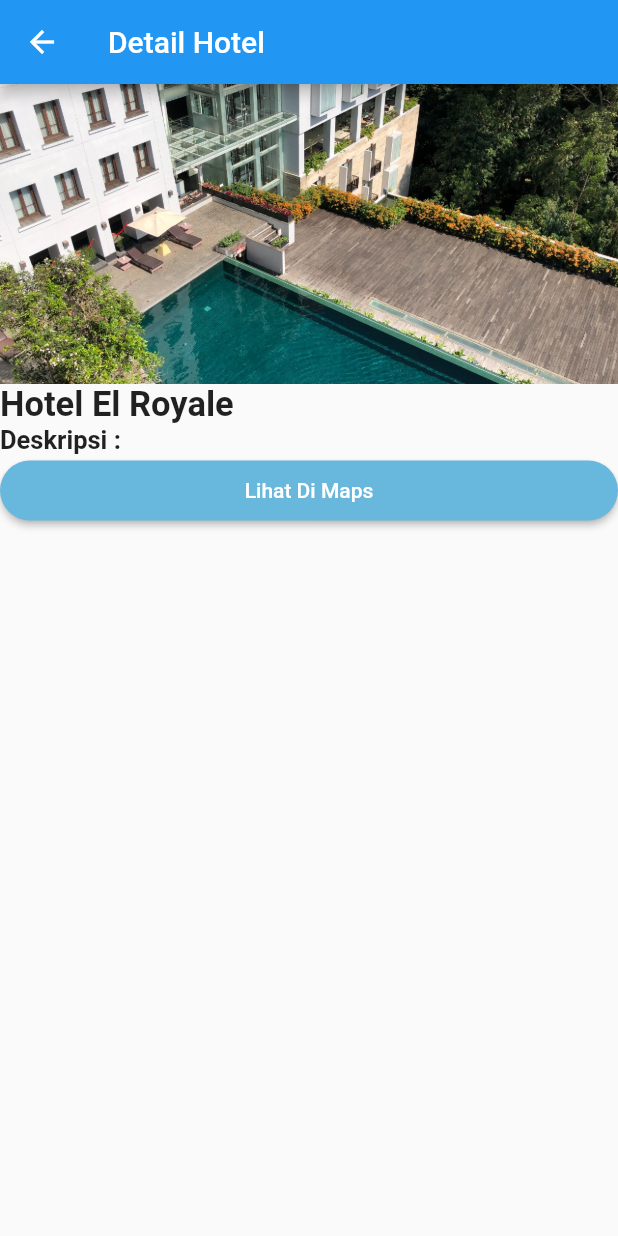
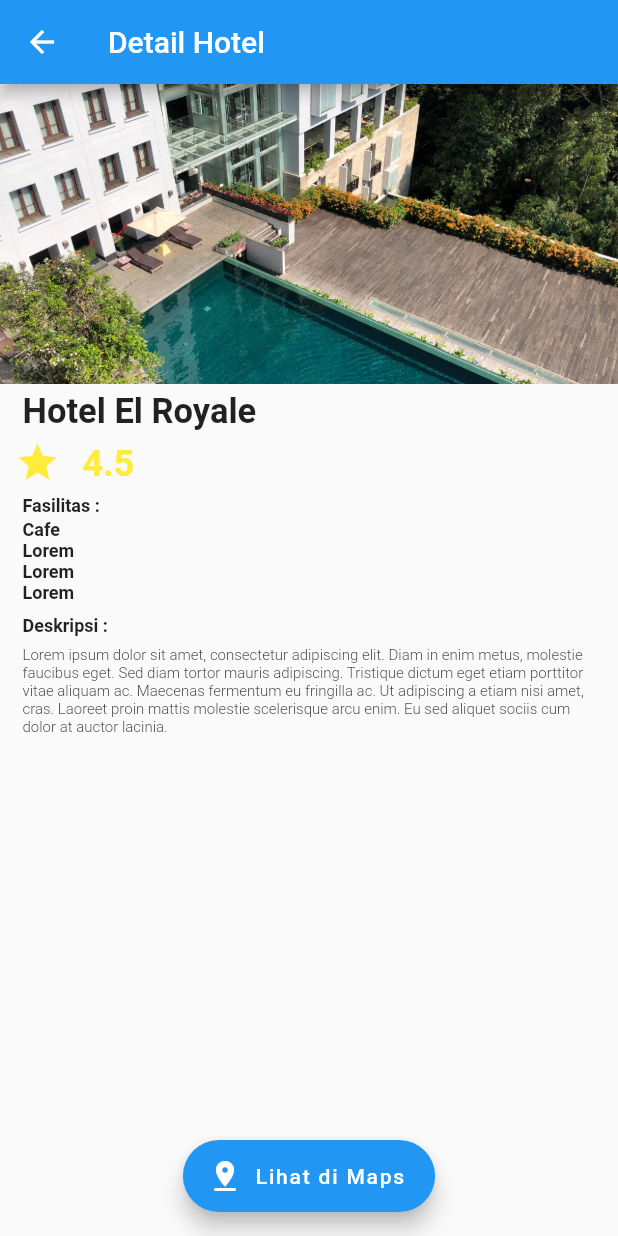
Before and after one commit to dewi-App/frontend, a Flutter app: the detailpage screen opened directly, on a phone screen of 412 x 824 dp. Run offline on Flutter 3.47's test engine with Material 2 defaults, Android fonts, the phone set to English and light mode, and no system bars; our stand-ins replace carousel_slider; network calls fail.

Commit message:
update ui on detail hotel

```diff
--- a/lib/users/detailpage.dart
+++ b/lib/users/detailpage.dart
@@ -1,3 +1,5 @@
+import 'dart:ui';
+
 import 'package:flutter/material.dart';
 
 class detailpage extends StatefulWidget {
@@ -8,6 +10,8 @@
 class _detailpageState extends State<detailpage> {
   @override
   Widget build(BuildContext context) {
+    // final listHotel = ['Cafe', 'Lorem', 'Lorem', 'Lorem', 'Lorem'];
+
     return Scaffold(
         appBar: AppBar(
           title: Text('Detail Hotel'),
@@ -21,35 +25,125 @@
             fit: BoxFit.cover,
           ),
           Column(children: <Widget>[
-            Align(
+            Padding(
+            padding: new EdgeInsets.fromLTRB(15.0, 5.0, 15.0, 5.0),
+            child: Align(
                 alignment: Alignment.centerLeft,
                 child: Container(
                     child: Text("Hotel El Royale",
                         style: new TextStyle(
                           fontWeight: FontWeight.bold,
                           fontSize: 23.0,
-                        )))),
+                        ))))),
+            Row(children: <Widget>[
+            Padding(
+            padding: new EdgeInsets.fromLTRB(10.0, 0, 15.0, 2.0),
+              child: Icon(
+                Icons.star,
+                size: 30,
+                color: Colors.yellow)
+            ),
+            Expanded(child: Text('4.5',
+                        style: new TextStyle(
+                          fontWeight: FontWeight.bold,
+                          fontSize: 24.0,
+                          color: Colors.yellow,
+                          )))
+            ]),
             Column(children: <Widget>[
-              Align(
+            Padding(
+            padding: new EdgeInsets.fromLTRB(15.0, 5.0, 15.0, 2.0),
+              child: Align(
+                  alignment: Alignment.centerLeft,
+                  child: Container(
+                      child: Text("Fasilitas :",
+                          style: new TextStyle(
+                            fontWeight: FontWeight.bold,
+                            fontSize: 12.0,
+                          ))))),
+            ]),
+            Column(children: <Widget>[
+            Padding(
+            padding: new EdgeInsets.fromLTRB(15.0, 0, 15.0, 0),
+              child: Align(
+                  alignment: Alignment.centerLeft,
+                  child: Container(
+                      child: Text("Cafe",
+                          style: new TextStyle(
+                            fontWeight: FontWeight.w600,
+                            fontSize: 12.0,
+                          ))))),
+            ]),
+            Column(children: <Widget>[
+            Padding(
+            padding: new EdgeInsets.fromLTRB(15.0, 0, 15.0, 0),
+              child: Align(
+                  alignment: Alignment.centerLeft,
+                  child: Container(
+                      child: Text("Lorem",
+                          style: new TextStyle(
+                            fontWeight: FontWeight.w600,
+                            fontSize: 12.0,
+                          ))))),
+            ]),
+            Column(children: <Widget>[
+            Padding(
+            padding: new EdgeInsets.fromLTRB(15.0, 0, 15.0, 0),
+              child: Align(
+                  alignment: Alignment.centerLeft,
+                  child: Container(
+                      child: Text("Lorem",
+                          style: new TextStyle(
+                            fontWeight: FontWeight.w600,
+                            fontSize: 12.0,
+                          ))))),
+            ]),
+            Column(children: <Widget>[
+            Padding(
+            padding: new EdgeInsets.fromLTRB(15.0, 0, 15.0, 0),
+              child: Align(
+                  alignment: Alignment.centerLeft,
+                  child: Container(
+                      child: Text("Lorem",
+                          style: new TextStyle(
+                            fontWeight: FontWeight.w600,
+                            fontSize: 12.0,
+                          ))))),
+            ]),
+
+            Column(children: <Widget>[
+            Padding(
+            padding: new EdgeInsets.fromLTRB(15.0, 8.0, 15.0, 5.0),
+              child: Align(
                   alignment: Alignment.centerLeft,
                   child: Container(
                       child: Text("Deskripsi :",
                           style: new TextStyle(
                             fontWeight: FontWeight.bold,
-                            fontSize: 17.0,
-                          )))),
-              ElevatedButton(
-                child: Text('Lihat Di Maps'),
-                style: ElevatedButton.styleFrom(
-                  minimumSize: Size(1000.0, 40),
-                  primary: Color.fromRGBO(104, 184, 221, 1),
-                  shape: RoundedRectangleBorder(
-                      borderRadius: BorderRadius.all(Radius.circular(40))),
-                ),
-                onPressed: () {},
-              ),
-            ])
-          ])
-        ])));
+                            fontSize: 12.0,
+                          ))))),
+            ]),
+            Column(children: <Widget>[
+            Padding(
+            padding: new EdgeInsets.fromLTRB(15.0, 2.0, 15.0, 5.0),
+              child: Align(
+                  alignment: Alignment.centerLeft,
+                  child: Container(
+                      child: Text("Lorem ipsum dolor sit amet, consectetur adipiscing elit. Diam in enim metus, molestie faucibus eget. Sed diam tortor mauris adipiscing. Tristique dictum eget etiam porttitor vitae aliquam ac. Maecenas fermentum eu fringilla ac. Ut adipiscing a etiam nisi amet, cras. Laoreet proin mattis molestie scelerisque arcu enim. Eu sed aliquet sociis cum dolor at auctor lacinia.",
+                          style: new TextStyle(
+                            fontWeight: FontWeight.w300,
+                            fontSize: 10.0,
+                          ))))),
+            ]),
+          ]),
+        ])
+        ),
+        floatingActionButton: FloatingActionButton.extended(
+        onPressed: () {},
+        icon: const Icon(Icons.pin_drop),
+        label: const Text('Lihat di Maps'),
+      ),
+      floatingActionButtonLocation: FloatingActionButtonLocation.centerFloat,
+      );
   }
 }
```
Also changed, not shown: 2 other files.
